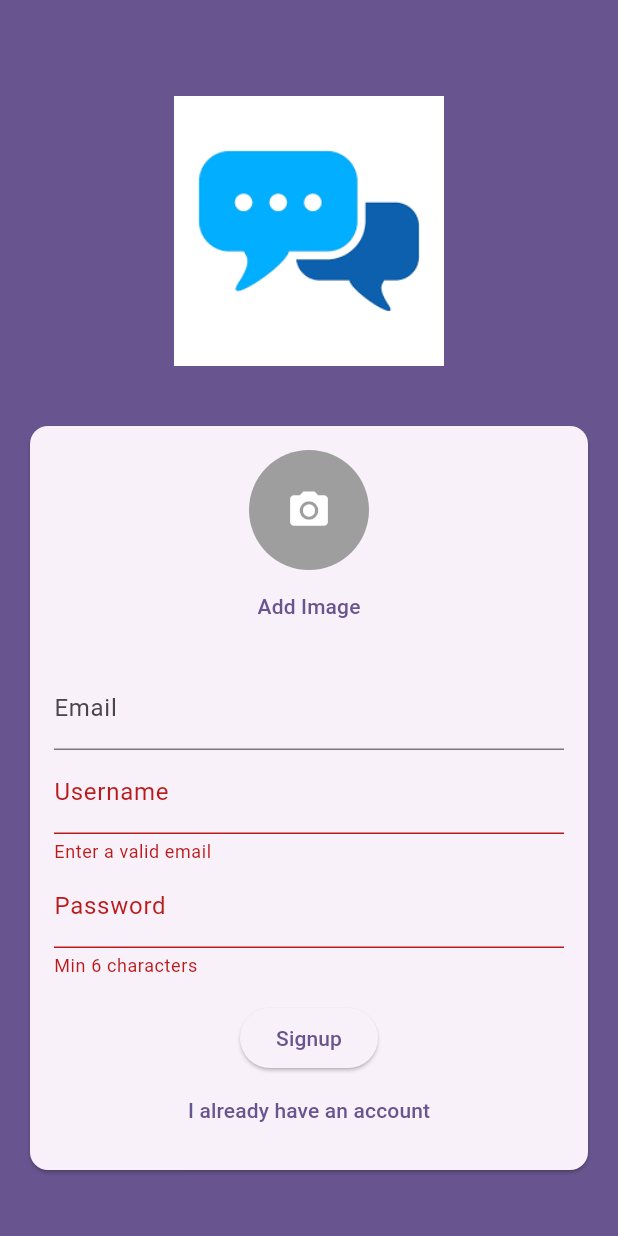
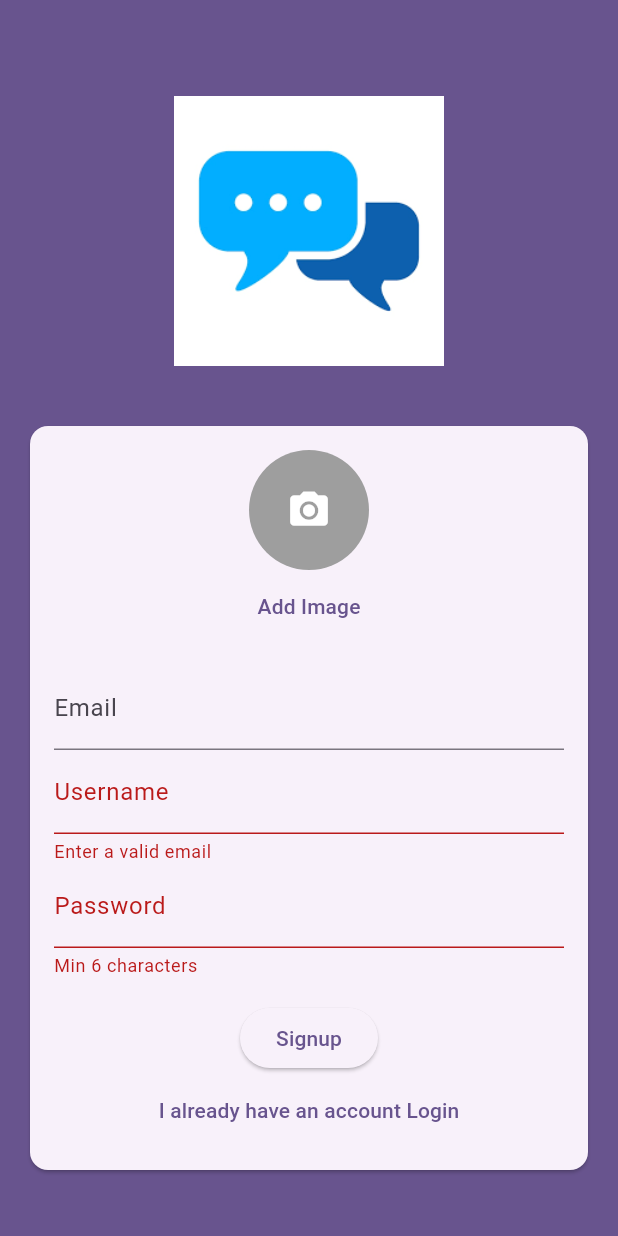
Before and after one commit to raviteja112296/flutter-chat-app, a Flutter app: the screen it shows after launch, after a tap on "Login", after a tap on "Create new account", on a phone screen of 412 x 824 dp. Run offline on Flutter 3.47's test engine with Material 3 defaults, Android fonts, the phone set to English and light mode, and no system bars; our stand-ins replace cloud_firestore, firebase_auth, firebase_core, firebase_messaging, image_picker; accounts and stored records are empty.

Commit message:
Update auth flow and UI fixes

```diff
--- a/lib/screens/auth.dart
+++ b/lib/screens/auth.dart
@@ -190,7 +190,7 @@ class _AuthScreenState extends State<AuthScreen> {
                           child: Text(
                             _isLogin
                                 ? 'Create new account'
-                                : 'I already have an account',
+                                : 'I already have an account Login',
                           ),
                         ),
                       ],
```
